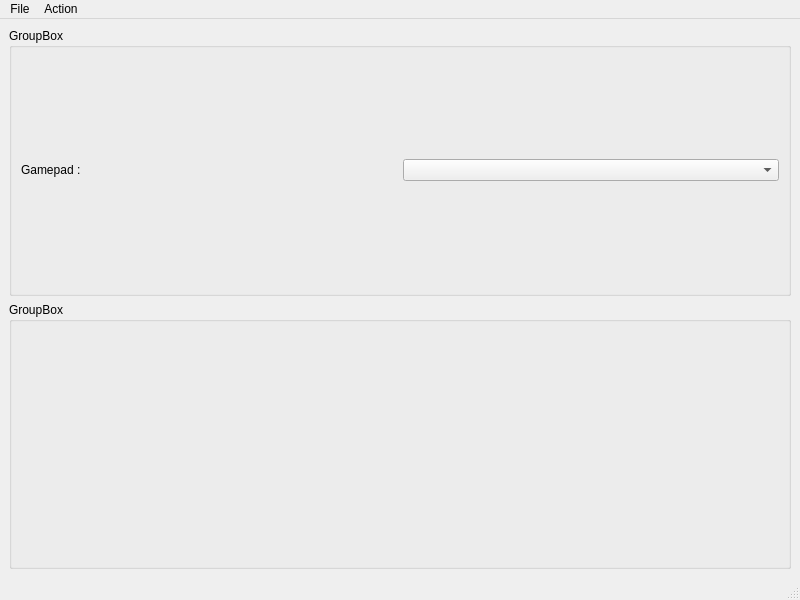
atuleu/giant-snes-gamepad, file interface/src/MainWindow.ui: the form before one commit.
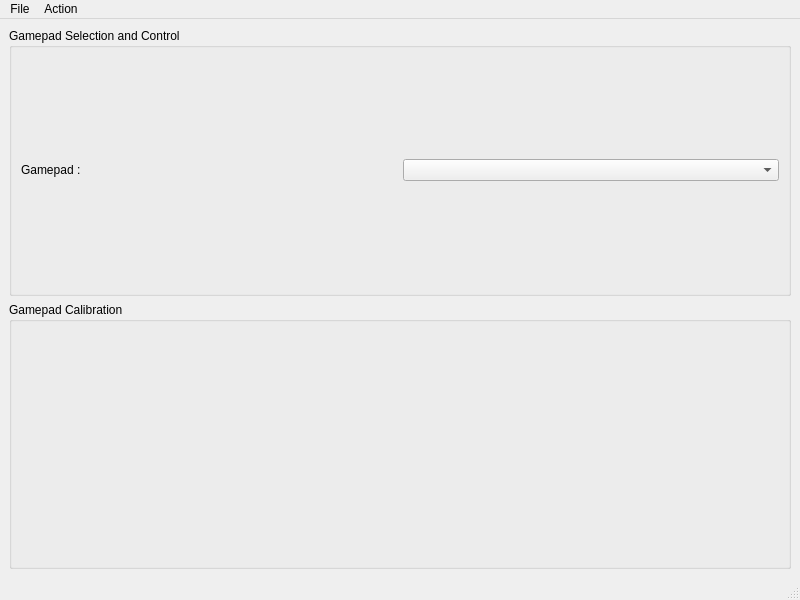
The form after the commit. Custom widgets are drawn as their Qt base class.

```diff
--- a/interface/src/MainWindow.ui
+++ b/interface/src/MainWindow.ui
@@ -18,7 +18,7 @@
     <item row="0" column="0">
      <widget class="QGroupBox" name="controlBox">
       <property name="title">
-       <string>GroupBox</string>
+       <string>Gamepad Selection and Control</string>
       </property>
       <layout class="QGridLayout" name="gridLayout_3">
        <item row="0" column="1">
@@ -42,7 +42,7 @@
     <item row="1" column="0">
      <widget class="QGroupBox" name="gamepadBox">
       <property name="title">
-       <string>GroupBox</string>
+       <string>Gamepad Calibration</string>
       </property>
       <layout class="QGridLayout" name="gridLayout_2">
        <item row="5" column="3">
```
Left out of the diff: 9 changed lines with no effect on the pictures.
